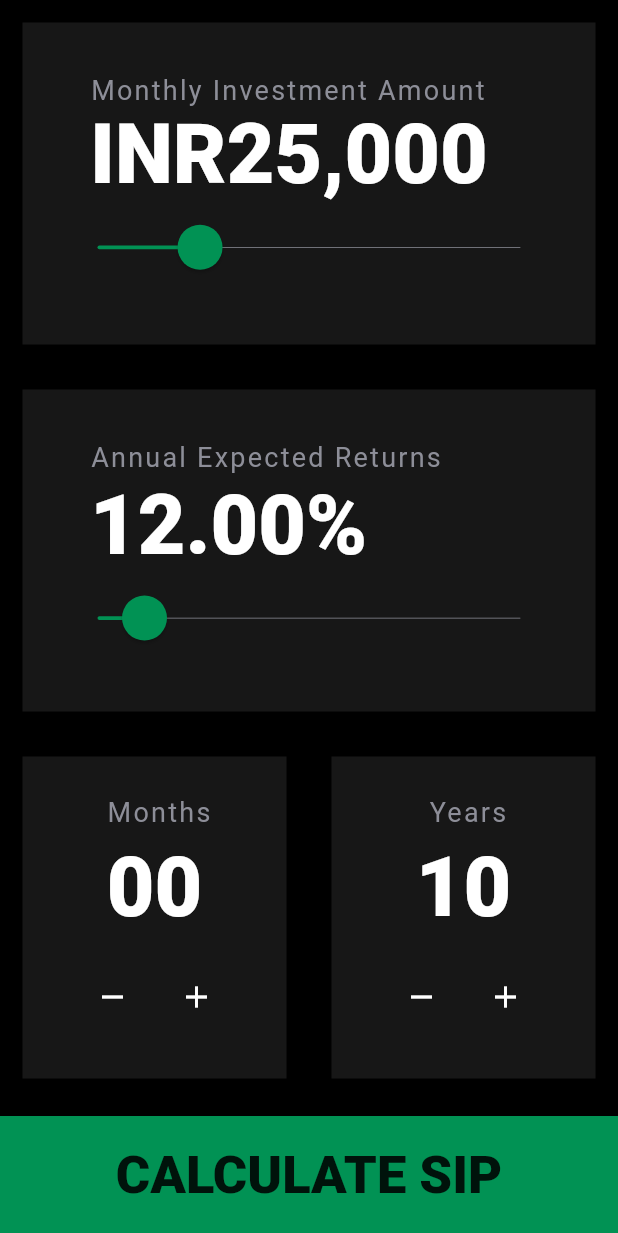
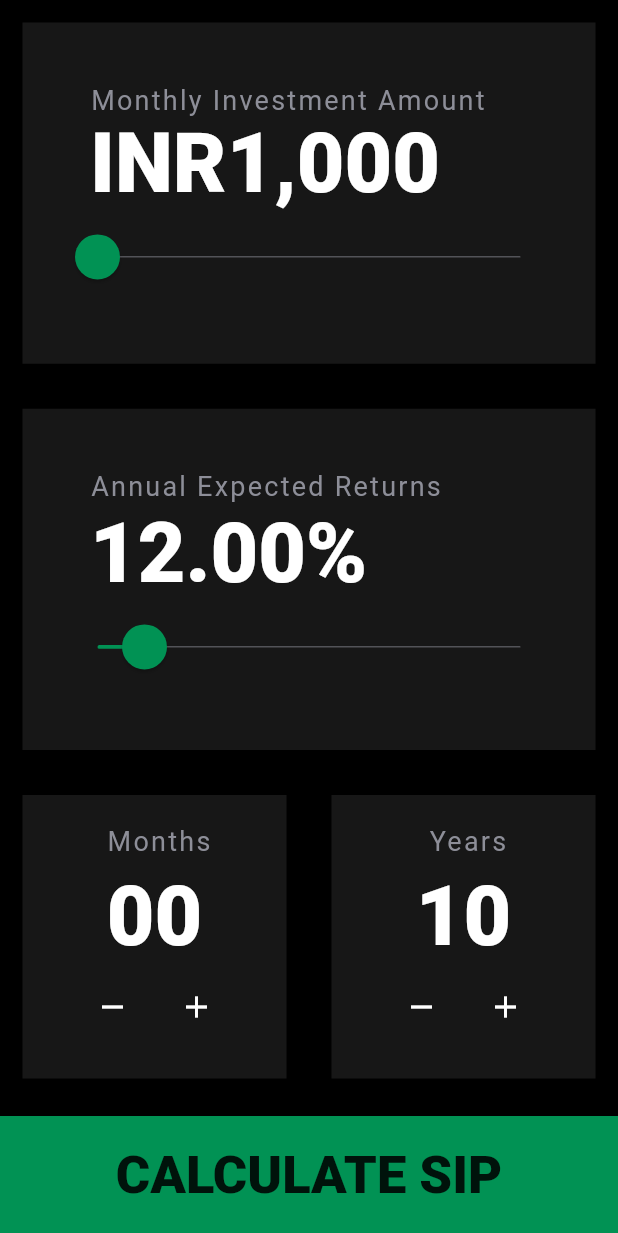
Before and after one commit to AndragApps/bmi_calculator, a Flutter app: the screen it shows after launch, on a phone screen of 412 x 824 dp. Shown: the top 1233 px of the screen. Run offline on Flutter 3.47's test engine with Material 2 defaults, Android fonts, the phone set to English and light mode, and no system bars.

Commit message:
Final upadte done.

```diff
--- a/lib/constant.dart
+++ b/lib/constant.dart
@@ -4,7 +4,7 @@ import 'package:flutter/widgets.dart';
 const bool kDebugShowCheckedModeBanner = false;
 const kTitle = "SIP Calculator";
 const kInvestmentAmountLbl = "Monthly Investment Amount";
-const int kInvestmentAmount = 25000;
+const int kInvestmentAmount = 1000;
 const kInvestmentPeriodInMonthLbl = "Months";
 const int kInvestmentPeriodMonth = 0;
 const kInvestmentPeriodInYearLbl = "Years";
--- a/lib/logic/spi_brain.dart
+++ b/lib/logic/spi_brain.dart
@@ -1,5 +1,5 @@
-import '../../constant.dart';
 import 'dart:math';
+import '../constant.dart';
 
 class SipBrain {
   late int _monthlyInvestmentAmt;
--- a/lib/main.dart
+++ b/lib/main.dart
@@ -17,6 +17,7 @@ class MyApp extends StatelessWidget {
       debugShowCheckedModeBanner: kDebugShowCheckedModeBanner,
       title: kTitle,
       home: SplashScreen(),
+
     );
   }
 }
--- a/lib/reusable_widget/currencyformat_widget.dart
+++ b/lib/reusable_widget/currencyformat_widget.dart
@@ -27,7 +27,6 @@ class CurrencyFormatWidget extends StatelessWidget {
       padding: withPadding == true
           ? const EdgeInsets.only(left: 25.0)
           : const EdgeInsets.all(0),
-      child: Expanded(
       child: Column(
         crossAxisAlignment: crossAxisAlignment,
         children: [
@@ -35,7 +34,8 @@ class CurrencyFormatWidget extends StatelessWidget {
             label: lable,
             withPadding: false,
           ),
-            Text(
+          FittedBox(
+            child: Text(
               NumberFormat.currency(
                 locale: locale,
                 decimalDigits: decimalDigits,
@@ -44,8 +44,8 @@ class CurrencyFormatWidget extends StatelessWidget {
               ),
               style: kNumberStyle,
             ),
+          ),
         ],
-        ),
       ),
     );
   }
--- a/lib/reusable_widget/scaffold_widget.dart
+++ b/lib/reusable_widget/scaffold_widget.dart
@@ -13,7 +13,14 @@ class ScaffoldWidget extends StatelessWidget {
     return Scaffold(
       backgroundColor: kPrimaryDarkColor,
       body: SafeArea(
-        child: child,
+        child: CustomScrollView(
+          slivers: [
+            SliverFillRemaining(
+              hasScrollBody: false,
+              child: child,
+            ),
+          ],
+        ),
       ),
     );
   }
--- a/lib/screens/splash_screen/splash_body.dart
+++ b/lib/screens/splash_screen/splash_body.dart
@@ -27,10 +27,10 @@ class _SplashBodyWidgetState extends State<SplashBodyWidget> {
   @override
   Widget build(BuildContext context) {
     return Column(
-      mainAxisAlignment: MainAxisAlignment.center,
+      mainAxisAlignment: MainAxisAlignment.spaceBetween,
       crossAxisAlignment: CrossAxisAlignment.stretch,
       children: [
-        ///Investment Amount
+        //Monthly Investment Amount
         Expanded(
           child: ContainerWidget(
             children: [
@@ -41,7 +41,7 @@ class _SplashBodyWidgetState extends State<SplashBodyWidget> {
               SliderThemeWidget(
                 child: Slider(
                   min: 1000,
-                  max: 100000,
+                  max: 999999,
                   value: sipBrainObj.getMonthlyInvestmentAmt().toDouble(),
                   onChanged: (double value) {
                     setState(() {
@@ -77,10 +77,10 @@ class _SplashBodyWidgetState extends State<SplashBodyWidget> {
         ),
 
         ///Investment Monthly or yearly .
-        Expanded(
-          child: Row(
+        Row(
+          mainAxisSize: MainAxisSize.max,
           children: [
-              Expanded(
+            Flexible(
               child: MonthYearWidget(
                 month: sipBrainObj.getInvestmentPeriodInMonth(),
                 label: kInvestmentPeriodInMonthLbl,
@@ -97,7 +97,7 @@ class _SplashBodyWidgetState extends State<SplashBodyWidget> {
                 },
               ),
             ),
-              Expanded(
+            Flexible(
               child: MonthYearWidget(
                 month: sipBrainObj.getInvestmentPeriodInYear(),
                 label: kInvestmentPeriodInYearLbl,
@@ -115,7 +115,6 @@ class _SplashBodyWidgetState extends State<SplashBodyWidget> {
               ),
             ),
           ],
-          ),
         ),
 
         ///Bottom Button
--- a/pubspec.yaml
+++ b/pubspec.yaml
@@ -15,7 +15,7 @@ publish_to: 'none' # Remove this line if you wish to publish to pub.dev
 # In iOS, build-name is used as CFBundleShortVersionString while build-number used as CFBundleVersion.
 # Read more about iOS versioning at
 # https://developer.apple.com/library/archive/documentation/General/Reference/InfoPlistKeyReference/Articles/CoreFoundationKeys.html
-version: 1.0.0+1
+version: 2.0.2+2
 
 environment:
   sdk: ">=2.12.0 <3.0.0"
```
Also changed, not shown: lib/screens/result_screen/sip_result_screen.dart (+7 -9 lines), lib/reusable_widget/custom_scrollview_widget.dart (added), src/1.png (added), src/Untitled-1 copy.png (added), src/icons/icon.png (added), src/icons/icon2.png (added), src/icons/icon3.png (added), 10 other files. Lines whose indentation alone changed are shown as unchanged.
